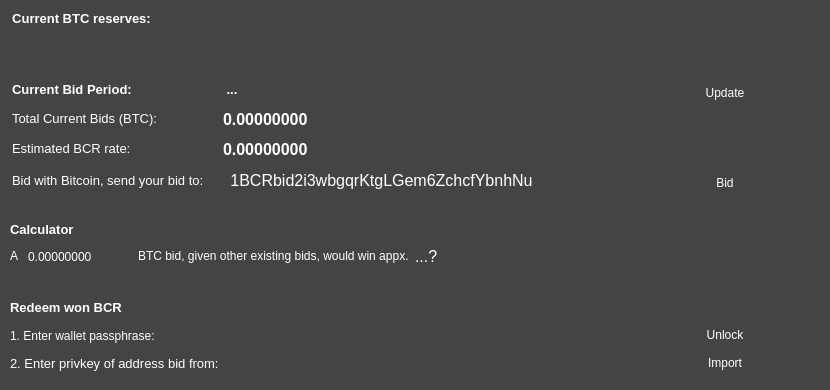
tlc2/bitcredit-2.0, file src/qt/forms/bidpage.ui: the form before one commit.
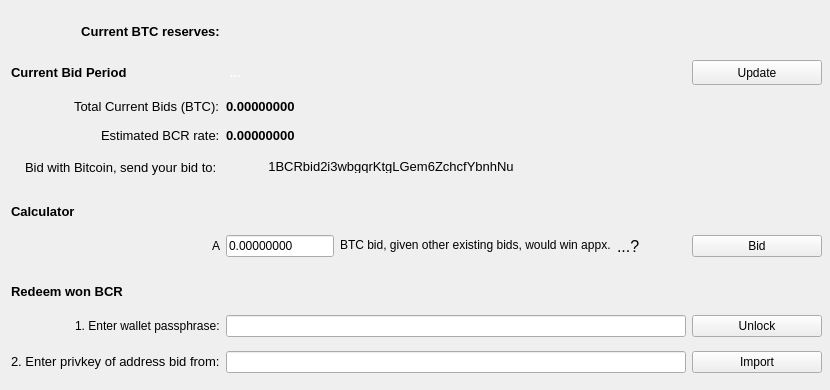
The form after the commit.

Commit message: encrypt wallet button on other stuff page now functional

The edit to the form file:
```diff
--- a/src/qt/forms/bidpage.ui
+++ b/src/qt/forms/bidpage.ui
@@ -14,85 +14,86 @@
    <string>Form</string>
   </property>
   <property name="styleSheet">
-   <string notr="true">background-color: #444444; color: white; border: none;
-</string>
+   <string notr="true"/>
   </property>
-  <widget class="QLabel" name="label_BTCassets">
+  <widget class="QWidget" name="gridLayoutWidget">
    <property name="geometry">
     <rect>
-     <x>6</x>
-     <y>10</y>
-     <width>151</width>
-     <height>17</height>
+     <x>11</x>
+     <y>8</y>
+     <width>811</width>
+     <height>374</height>
     </rect>
    </property>
+   <layout class="QGridLayout" name="gridLayout">
+    <item row="6" column="1">
+     <layout class="QHBoxLayout" name="horizontalLayout_2">
+      <item>
+       <widget class="QLineEdit" name="lineEditBid">
    <property name="sizePolicy">
-    <sizepolicy hsizetype="Fixed" vsizetype="Fixed">
+         <sizepolicy hsizetype="Preferred" vsizetype="Fixed">
      <horstretch>0</horstretch>
      <verstretch>0</verstretch>
     </sizepolicy>
    </property>
-   <property name="font">
-    <font>
-     <pointsize>10</pointsize>
-     <weight>75</weight>
-     <bold>true</bold>
-    </font>
-   </property>
-   <property name="text">
-    <string>Current BTC reserves:</string>
-   </property>
-   <property name="alignment">
-    <set>Qt::AlignCenter</set>
-   </property>
-  </widget>
-  <widget class="QPushButton" name="pushButtonBTCExplorer">
-   <property name="geometry">
-    <rect>
-     <x>223</x>
-     <y>170</y>
-     <width>317</width>
-     <height>20</height>
-    </rect>
-   </property>
    <property name="maximumSize">
     <size>
-     <width>330</width>
-     <height>20</height>
-    </size>
-   </property>
-   <property name="font">
-    <font>
-     <pointsize>12</pointsize>
-     <weight>50</weight>
-     <bold>false</bold>
-    </font>
-   </property>
+          <width>120</width>
+          <height>25</height>
+         </size>
+        </property>
    <property name="toolTip">
-    <string>View address on blockr.io</string>
-   </property>
-   <property name="styleSheet">
-    <string notr="true">border = 0px;</string>
-   </property>
+         <string>Enter a BTC amount and press Enter to calculate</string>
+        </property>
+        <property name="text">
+         <string>0.00000000</string>
+        </property>
+       </widget>
+      </item>
+      <item>
+       <widget class="QLabel" name="label_4">
+        <property name="maximumSize">
+         <size>
+          <width>16777215</width>
+          <height>15</height>
+         </size>
+        </property>
    <property name="text">
-    <string>1BCRbid2i3wbgqrKtgLGem6ZchcfYbnhNu</string>
-   </property>
-   <property name="flat">
-    <bool>true</bool>
-   </property>
-  </widget>
+         <string>&lt;html&gt;&lt;head/&gt;&lt;body&gt;&lt;p&gt;BTC bid, given other existing bids, would win appx.&lt;/p&gt;&lt;/body&gt;&lt;/html&gt;</string>
+        </property>
+       </widget>
+      </item>
+      <item>
+       <widget class="QLabel" name="labelBCR">
+        <property name="maximumSize">
+         <size>
+          <width>16777215</width>
+          <height>25</height>
+         </size>
+        </property>
+        <property name="font">
+         <font>
+          <pointsize>12</pointsize>
+         </font>
+        </property>
+        <property name="text">
+         <string>...?</string>
+        </property>
+       </widget>
+      </item>
+     </layout>
+    </item>
+    <item row="2" column="1">
   <widget class="QLabel" name="labelTotal_2">
-   <property name="geometry">
-    <rect>
-     <x>223</x>
-     <y>110</y>
-     <width>85</width>
-     <height>19</height>
-    </rect>
+      <property name="maximumSize">
+       <size>
+        <width>16777215</width>
+        <height>15</height>
+       </size>
    </property>
    <property name="font">
     <font>
-     <pointsize>12</pointsize>
+        <pointsize>10</pointsize>
      <weight>75</weight>
      <bold>true</bold>
     </font>
@@ -101,41 +102,249 @@
     <string>0.00000000</string>
    </property>
   </widget>
-  <widget class="QLabel" name="labelCurrentbids">
-   <property name="geometry">
-    <rect>
-     <x>12</x>
-     <y>110</y>
-     <width>156</width>
-     <height>17</height>
-    </rect>
-   </property>
+    </item>
+    <item row="8" column="0" alignment="Qt::AlignRight">
+     <widget class="QLabel" name="label_2">
+      <property name="maximumSize">
+       <size>
+        <width>200</width>
+        <height>15</height>
+       </size>
+      </property>
+      <property name="text">
+       <string>1. Enter wallet passphrase:</string>
+      </property>
+     </widget>
+    </item>
+    <item row="3" column="1">
+     <widget class="QLabel" name="labelEstprice_2">
    <property name="maximumSize">
     <size>
      <width>16777215</width>
+        <height>15</height>
+       </size>
+      </property>
+      <property name="font">
+       <font>
+        <pointsize>10</pointsize>
+        <weight>75</weight>
+        <bold>true</bold>
+       </font>
+      </property>
+      <property name="text">
+       <string>0.00000000</string>
+      </property>
+     </widget>
+    </item>
+    <item row="1" column="2">
+     <widget class="QPushButton" name="pushButtonRefresh">
+      <property name="sizePolicy">
+       <sizepolicy hsizetype="Minimum" vsizetype="Fixed">
+        <horstretch>0</horstretch>
+        <verstretch>0</verstretch>
+       </sizepolicy>
+      </property>
+      <property name="minimumSize">
+       <size>
+        <width>2</width>
+        <height>25</height>
+       </size>
+      </property>
+      <property name="maximumSize">
+       <size>
+        <width>130</width>
+        <height>16777215</height>
+       </size>
+      </property>
+      <property name="toolTip">
+       <string>Load current bids in bidtracker directory</string>
+      </property>
+      <property name="text">
+       <string>Update</string>
+      </property>
+     </widget>
+    </item>
+    <item row="6" column="2">
+     <widget class="QPushButton" name="pushButtonBTC">
+      <property name="maximumSize">
+       <size>
+        <width>130</width>
+        <height>16777215</height>
+       </size>
+      </property>
+      <property name="font">
+       <font>
+        <weight>50</weight>
+        <bold>false</bold>
+       </font>
+      </property>
+      <property name="toolTip">
+       <string>Launch bitcoin-qt (if installed)</string>
+      </property>
+      <property name="text">
+       <string>Bid</string>
+      </property>
+     </widget>
+    </item>
+    <item row="7" column="0">
+     <widget class="QLabel" name="labelRedeem">
+      <property name="minimumSize">
+       <size>
+        <width>0</width>
+        <height>30</height>
+       </size>
+      </property>
+      <property name="maximumSize">
+       <size>
+        <width>16777215</width>
      <height>20</height>
     </size>
    </property>
    <property name="font">
     <font>
      <pointsize>10</pointsize>
+        <weight>75</weight>
+        <bold>true</bold>
+       </font>
+      </property>
+      <property name="text">
+       <string>Redeem won BCR</string>
+      </property>
+     </widget>
+    </item>
+    <item row="9" column="0" alignment="Qt::AlignRight">
+     <widget class="QLabel" name="labelRedeem_2">
+      <property name="maximumSize">
+       <size>
+        <width>220</width>
+        <height>15</height>
+       </size>
+      </property>
+      <property name="font">
+       <font>
+        <pointsize>10</pointsize>
      <weight>50</weight>
      <bold>false</bold>
     </font>
    </property>
    <property name="text">
-    <string>Total Current Bids (BTC):   </string>
-   </property>
-  </widget>
+       <string>2. Enter privkey of address bid from:</string>
+      </property>
+     </widget>
+    </item>
+    <item row="6" column="0" alignment="Qt::AlignRight">
+     <widget class="QLabel" name="label_7">
+      <property name="maximumSize">
+       <size>
+        <width>10</width>
+        <height>15</height>
+       </size>
+      </property>
+      <property name="text">
+       <string>A</string>
+      </property>
+     </widget>
+    </item>
+    <item row="1" column="0" alignment="Qt::AlignLeft">
+     <widget class="QLabel" name="labelNext">
+      <property name="maximumSize">
+       <size>
+        <width>16777215</width>
+        <height>30</height>
+       </size>
+      </property>
+      <property name="font">
+       <font>
+        <pointsize>10</pointsize>
+        <weight>75</weight>
+        <bold>true</bold>
+       </font>
+      </property>
+      <property name="text">
+       <string>Current Bid Period</string>
+      </property>
+     </widget>
+    </item>
+    <item row="4" column="0" alignment="Qt::AlignRight|Qt::AlignTop">
+     <widget class="QLabel" name="label">
+      <property name="minimumSize">
+       <size>
+        <width>0</width>
+        <height>20</height>
+       </size>
+      </property>
+      <property name="maximumSize">
+       <size>
+        <width>250</width>
+        <height>15</height>
+       </size>
+      </property>
+      <property name="font">
+       <font>
+        <pointsize>10</pointsize>
+       </font>
+      </property>
+      <property name="text">
+       <string>Bid with Bitcoin, send your bid to: </string>
+      </property>
+     </widget>
+    </item>
+    <item row="9" column="2">
+     <widget class="QPushButton" name="pushButtonImport">
+      <property name="minimumSize">
+       <size>
+        <width>130</width>
+        <height>0</height>
+       </size>
+      </property>
+      <property name="maximumSize">
+       <size>
+        <width>130</width>
+        <height>25</height>
+       </size>
+      </property>
+      <property name="font">
+       <font>
+        <weight>50</weight>
+        <bold>false</bold>
+       </font>
+      </property>
+      <property name="toolTip">
+       <string>Get your new BCR!</string>
+      </property>
+      <property name="text">
+       <string>Import</string>
+      </property>
+     </widget>
+    </item>
+    <item row="5" column="0">
+     <widget class="QLabel" name="labelCalc">
+      <property name="minimumSize">
+       <size>
+        <width>0</width>
+        <height>30</height>
+       </size>
+      </property>
+      <property name="maximumSize">
+       <size>
+        <width>16777215</width>
+        <height>20</height>
+       </size>
+      </property>
+      <property name="font">
+       <font>
+        <pointsize>10</pointsize>
+        <weight>75</weight>
+        <bold>true</bold>
+       </font>
+      </property>
+      <property name="text">
+       <string>Calculator</string>
+      </property>
+     </widget>
+    </item>
+    <item row="1" column="1">
   <widget class="QLabel" name="labelNumber">
-   <property name="geometry">
-    <rect>
-     <x>223</x>
-     <y>80</y>
-     <width>18</width>
-     <height>19</height>
-    </rect>
-   </property>
    <property name="maximumSize">
     <size>
      <width>16777215</width>
@@ -328,309 +537,9 @@
     <string> ...</string>
    </property>
   </widget>
-  <widget class="QLabel" name="label">
-   <property name="geometry">
-    <rect>
-     <x>12</x>
-     <y>170</y>
-     <width>205</width>
-     <height>20</height>
-    </rect>
-   </property>
-   <property name="minimumSize">
-    <size>
-     <width>0</width>
-     <height>20</height>
-    </size>
-   </property>
-   <property name="maximumSize">
-    <size>
-     <width>250</width>
-     <height>20</height>
-    </size>
-   </property>
-   <property name="font">
-    <font>
-     <pointsize>10</pointsize>
-    </font>
-   </property>
-   <property name="text">
-    <string>Bid with Bitcoin, send your bid to: </string>
-   </property>
-  </widget>
-  <widget class="QLabel" name="labelEstprice_2">
-   <property name="geometry">
-    <rect>
-     <x>223</x>
-     <y>140</y>
-     <width>85</width>
-     <height>19</height>
-    </rect>
-   </property>
-   <property name="font">
-    <font>
-     <pointsize>12</pointsize>
-     <weight>75</weight>
-     <bold>true</bold>
-    </font>
-   </property>
-   <property name="text">
-    <string>0.00000000</string>
-   </property>
-  </widget>
-  <widget class="QPushButton" name="pushButtonBTC">
-   <property name="geometry">
-    <rect>
-     <x>660</x>
-     <y>170</y>
-     <width>130</width>
-     <height>25</height>
-    </rect>
-   </property>
-   <property name="maximumSize">
-    <size>
-     <width>130</width>
-     <height>16777215</height>
-    </size>
-   </property>
-   <property name="font">
-    <font>
-     <weight>50</weight>
-     <bold>false</bold>
-    </font>
-   </property>
-   <property name="toolTip">
-    <string>Launch bitcoin-qt (if installed)</string>
-   </property>
-   <property name="text">
-    <string>Bid</string>
-   </property>
-  </widget>
-  <widget class="QLabel" name="labelNext">
-   <property name="geometry">
-    <rect>
-     <x>12</x>
-     <y>80</y>
-     <width>148</width>
-     <height>19</height>
-    </rect>
-   </property>
-   <property name="maximumSize">
-    <size>
-     <width>16777215</width>
-     <height>30</height>
-    </size>
-   </property>
-   <property name="font">
-    <font>
-     <pointsize>10</pointsize>
-     <weight>75</weight>
-     <bold>true</bold>
-    </font>
-   </property>
-   <property name="text">
-    <string>Current Bid Period:</string>
-   </property>
-  </widget>
-  <widget class="QPushButton" name="pushButtonRefresh">
-   <property name="geometry">
-    <rect>
-     <x>660</x>
-     <y>80</y>
-     <width>130</width>
-     <height>25</height>
-    </rect>
-   </property>
-   <property name="sizePolicy">
-    <sizepolicy hsizetype="Minimum" vsizetype="Fixed">
-     <horstretch>0</horstretch>
-     <verstretch>0</verstretch>
-    </sizepolicy>
-   </property>
-   <property name="minimumSize">
-    <size>
-     <width>2</width>
-     <height>25</height>
-    </size>
-   </property>
-   <property name="maximumSize">
-    <size>
-     <width>130</width>
-     <height>16777215</height>
-    </size>
-   </property>
-   <property name="toolTip">
-    <string>Load current bids in bidtracker directory</string>
-   </property>
-   <property name="text">
-    <string>Update</string>
-   </property>
-  </widget>
-  <widget class="QLabel" name="labelEstprice">
-   <property name="geometry">
-    <rect>
-     <x>12</x>
-     <y>140</y>
-     <width>119</width>
-     <height>17</height>
-    </rect>
-   </property>
-   <property name="maximumSize">
-    <size>
-     <width>16777215</width>
-     <height>20</height>
-    </size>
-   </property>
-   <property name="font">
-    <font>
-     <pointsize>10</pointsize>
-     <weight>50</weight>
-     <bold>false</bold>
-    </font>
-   </property>
-   <property name="text">
-    <string>Estimated BCR rate:</string>
-   </property>
-  </widget>
-  <widget class="QLabel" name="labelCalc">
-   <property name="geometry">
-    <rect>
-     <x>10</x>
-     <y>220</y>
-     <width>81</width>
-     <height>19</height>
-    </rect>
-   </property>
-   <property name="maximumSize">
-    <size>
-     <width>16777215</width>
-     <height>20</height>
-    </size>
-   </property>
-   <property name="font">
-    <font>
-     <pointsize>10</pointsize>
-     <weight>75</weight>
-     <bold>true</bold>
-    </font>
-   </property>
-   <property name="text">
-    <string>Calculator</string>
-   </property>
-  </widget>
-  <widget class="QWidget" name="layoutWidget">
-   <property name="geometry">
-    <rect>
-     <x>10</x>
-     <y>243</y>
-     <width>474</width>
-     <height>27</height>
-    </rect>
-   </property>
-   <layout class="QHBoxLayout" name="horizontalLayout_2">
-    <item>
-     <widget class="QLabel" name="label_7">
-      <property name="maximumSize">
-       <size>
-        <width>10</width>
-        <height>20</height>
-       </size>
-      </property>
-      <property name="text">
-       <string>A</string>
-      </property>
-     </widget>
     </item>
-    <item>
-     <widget class="QLineEdit" name="lineEditBid">
-      <property name="sizePolicy">
-       <sizepolicy hsizetype="Preferred" vsizetype="Fixed">
-        <horstretch>0</horstretch>
-        <verstretch>0</verstretch>
-       </sizepolicy>
-      </property>
-      <property name="maximumSize">
-       <size>
-        <width>120</width>
-        <height>25</height>
-       </size>
-      </property>
-      <property name="toolTip">
-       <string>Enter a BTC amount and press Enter to calculate</string>
-      </property>
-      <property name="text">
-       <string>0.00000000</string>
-      </property>
-     </widget>
-    </item>
-    <item>
-     <widget class="QLabel" name="label_4">
-      <property name="maximumSize">
-       <size>
-        <width>16777215</width>
-        <height>20</height>
-       </size>
-      </property>
-      <property name="text">
-       <string>&lt;html&gt;&lt;head/&gt;&lt;body&gt;&lt;p&gt;BTC bid, given other existing bids, would win appx.&lt;/p&gt;&lt;/body&gt;&lt;/html&gt;</string>
-      </property>
-     </widget>
-    </item>
-    <item>
-     <widget class="QLabel" name="labelBCR">
-      <property name="maximumSize">
-       <size>
-        <width>16777215</width>
-        <height>25</height>
-       </size>
-      </property>
-      <property name="font">
-       <font>
-        <pointsize>12</pointsize>
-       </font>
-      </property>
-      <property name="text">
-       <string>...?</string>
-      </property>
-     </widget>
-    </item>
-   </layout>
-  </widget>
-  <widget class="QLabel" name="labelRedeem">
-   <property name="geometry">
-    <rect>
-     <x>10</x>
-     <y>298</y>
-     <width>137</width>
-     <height>19</height>
-    </rect>
-   </property>
-   <property name="maximumSize">
-    <size>
-     <width>16777215</width>
-     <height>20</height>
-    </size>
-   </property>
-   <property name="font">
-    <font>
-     <pointsize>10</pointsize>
-     <weight>75</weight>
-     <bold>true</bold>
-    </font>
-   </property>
-   <property name="text">
-    <string>Redeem won BCR</string>
-   </property>
-  </widget>
+    <item row="9" column="1">
   <widget class="QLineEdit" name="lineEditPrivkey">
-   <property name="geometry">
-    <rect>
-     <x>240</x>
-     <y>350</y>
-     <width>410</width>
-     <height>25</height>
-    </rect>
-   </property>
    <property name="sizePolicy">
     <sizepolicy hsizetype="Preferred" vsizetype="Fixed">
      <horstretch>0</horstretch>
@@ -656,53 +565,62 @@
     <string/>
    </property>
   </widget>
-  <widget class="QPushButton" name="pushButtonImport">
-   <property name="geometry">
-    <rect>
-     <x>660</x>
-     <y>350</y>
-     <width>130</width>
-     <height>25</height>
-    </rect>
+    </item>
+    <item row="2" column="0" alignment="Qt::AlignRight">
+     <widget class="QLabel" name="labelCurrentbids">
+      <property name="maximumSize">
+       <size>
+        <width>16777215</width>
+        <height>15</height>
+       </size>
+      </property>
+      <property name="font">
+       <font>
+        <pointsize>10</pointsize>
+        <weight>50</weight>
+        <bold>false</bold>
+       </font>
+      </property>
+      <property name="text">
+       <string>Total Current Bids (BTC):</string>
+      </property>
+     </widget>
+    </item>
+    <item row="0" column="0" alignment="Qt::AlignRight">
+     <widget class="QLabel" name="label_BTCassets">
+      <property name="sizePolicy">
+       <sizepolicy hsizetype="Fixed" vsizetype="Fixed">
+        <horstretch>0</horstretch>
+        <verstretch>0</verstretch>
+       </sizepolicy>
    </property>
    <property name="minimumSize">
     <size>
-     <width>130</width>
-     <height>0</height>
-    </size>
-   </property>
-   <property name="maximumSize">
-    <size>
-     <width>130</width>
-     <height>25</height>
-    </size>
-   </property>
+        <width>0</width>
+        <height>30</height>
+       </size>
+      </property>
    <property name="font">
     <font>
-     <weight>50</weight>
-     <bold>false</bold>
-    </font>
-   </property>
-   <property name="toolTip">
-    <string>Get your new BCR!</string>
-   </property>
+        <pointsize>10</pointsize>
+        <weight>75</weight>
+        <bold>true</bold>
+       </font>
+      </property>
    <property name="text">
-    <string>Import</string>
-   </property>
-  </widget>
-  <widget class="QLabel" name="labelRedeem_2">
-   <property name="geometry">
-    <rect>
-     <x>10</x>
-     <y>355</y>
-     <width>218</width>
-     <height>17</height>
-    </rect>
-   </property>
+       <string>Current BTC reserves:</string>
+      </property>
+      <property name="alignment">
+       <set>Qt::AlignCenter</set>
+      </property>
+     </widget>
+    </item>
+    <item row="3" column="0" alignment="Qt::AlignRight">
+     <widget class="QLabel" name="labelEstprice">
    <property name="maximumSize">
     <size>
-     <width>220</width>
-     <height>25</height>
+        <width>16777215</width>
+        <height>15</height>
     </size>
    </property>
    <property name="font">
@@ -713,18 +631,12 @@
     </font>
    </property>
    <property name="text">
-    <string>2. Enter privkey of address bid from:</string>
-   </property>
-  </widget>
+       <string>Estimated BCR rate:</string>
+      </property>
+     </widget>
+    </item>
+    <item row="8" column="1">
   <widget class="QLineEdit" name="lineEditPassphrase">
-   <property name="geometry">
-    <rect>
-     <x>240</x>
-     <y>322</y>
-     <width>410</width>
-     <height>25</height>
-    </rect>
-   </property>
    <property name="minimumSize">
     <size>
      <width>400</width>
@@ -733,7 +645,7 @@
    </property>
    <property name="maximumSize">
     <size>
-     <width>420</width>
+        <width>500</width>
      <height>25</height>
     </size>
    </property>
@@ -741,34 +653,9 @@
     <enum>QLineEdit::Password</enum>
    </property>
   </widget>
-  <widget class="QLabel" name="label_2">
-   <property name="geometry">
-    <rect>
-     <x>10</x>
-     <y>327</y>
-     <width>161</width>
-     <height>17</height>
-    </rect>
-   </property>
-   <property name="maximumSize">
-    <size>
-     <width>200</width>
-     <height>20</height>
-    </size>
-   </property>
-   <property name="text">
-    <string>1. Enter wallet passphrase:</string>
-   </property>
-  </widget>
+    </item>
+    <item row="8" column="2">
   <widget class="QPushButton" name="pushButtonUnlock">
-   <property name="geometry">
-    <rect>
-     <x>660</x>
-     <y>322</y>
-     <width>130</width>
-     <height>25</height>
-    </rect>
-   </property>
    <property name="minimumSize">
     <size>
      <width>130</width>
@@ -785,6 +672,47 @@
     <string>Unlock</string>
    </property>
   </widget>
+    </item>
+    <item row="4" column="1">
+     <widget class="QPushButton" name="pushButtonBTCExplorer">
+      <property name="sizePolicy">
+       <sizepolicy hsizetype="Fixed" vsizetype="Fixed">
+        <horstretch>0</horstretch>
+        <verstretch>0</verstretch>
+       </sizepolicy>
+      </property>
+      <property name="maximumSize">
+       <size>
+        <width>330</width>
+        <height>15</height>
+       </size>
+      </property>
+      <property name="font">
+       <font>
+        <pointsize>10</pointsize>
+        <weight>50</weight>
+        <bold>false</bold>
+       </font>
+      </property>
+      <property name="toolTip">
+       <string>View address on blockr.io</string>
+      </property>
+      <property name="styleSheet">
+       <string notr="true">border = 0px;</string>
+      </property>
+      <property name="text">
+       <string>1BCRbid2i3wbgqrKtgLGem6ZchcfYbnhNu</string>
+      </property>
+      <property name="flat">
+       <bool>true</bool>
+      </property>
+     </widget>
+    </item>
+   </layout>
+  </widget>
+  <zorder>gridLayoutWidget</zorder>
+  <zorder>pushButtonRefresh</zorder>
+  <zorder>pushButtonRefresh</zorder>
  </widget>
  <resources/>
  <connections/>
```
Lines whose indentation alone changed are shown as unchanged. The commit also changes 6 other files.
